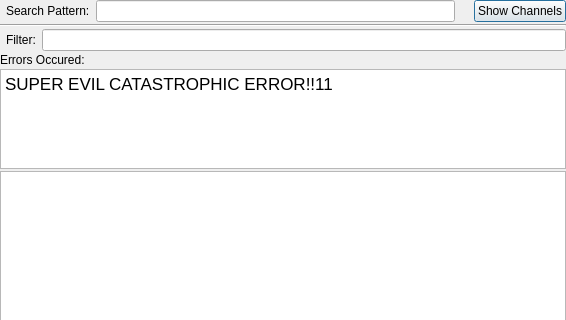
The window that src/qtui/ui/channellistdlg.ui (quassel/quassel) describes before a commit, drawn with Qt 5; both pictures show x 0 to 566 and y 0 to 320 of the 566 by 580 pixel window.
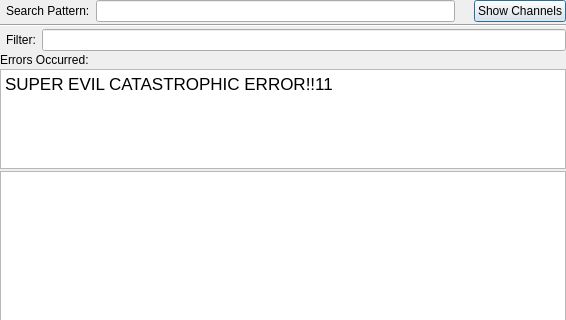
The same window after the commit. Icons and pictures are not drawn. Custom widgets are drawn as their Qt base class.

Diff of the .ui file:
```diff
--- a/src/qtui/ui/channellistdlg.ui
+++ b/src/qtui/ui/channellistdlg.ui
@@ -95,7 +95,7 @@
    <item>
     <widget class="QLabel" name="errorLabel">
      <property name="text">
-      <string>Errors Occured:</string>
+      <string>Errors Occurred:</string>
      </property>
     </widget>
    </item>
```
